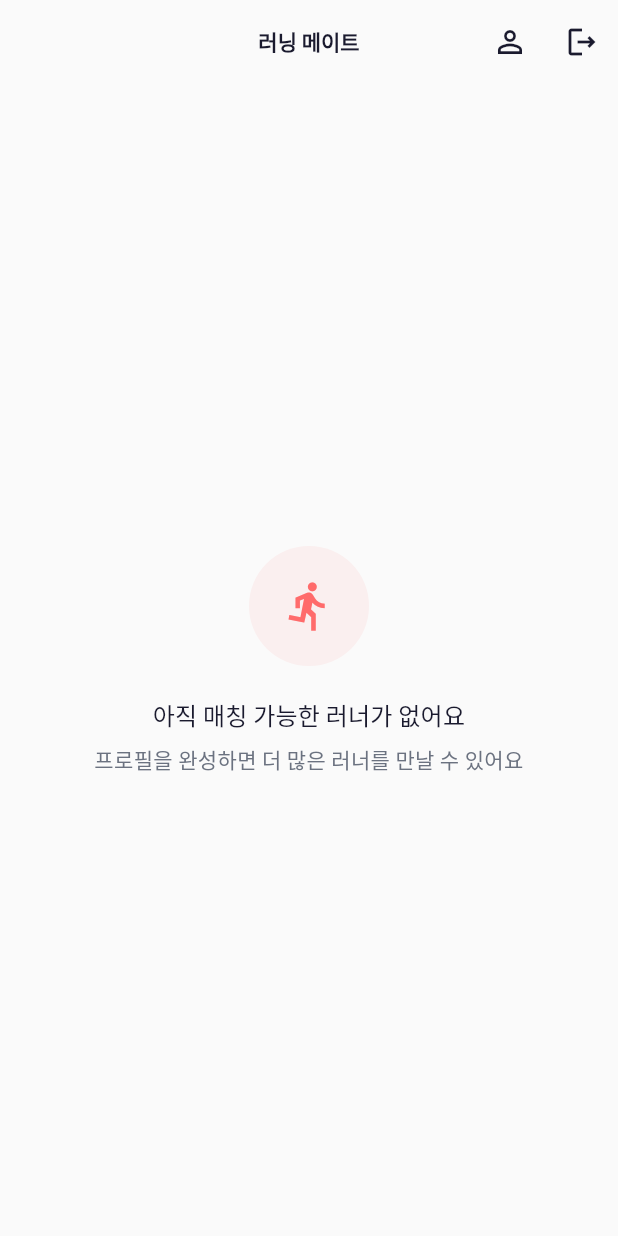
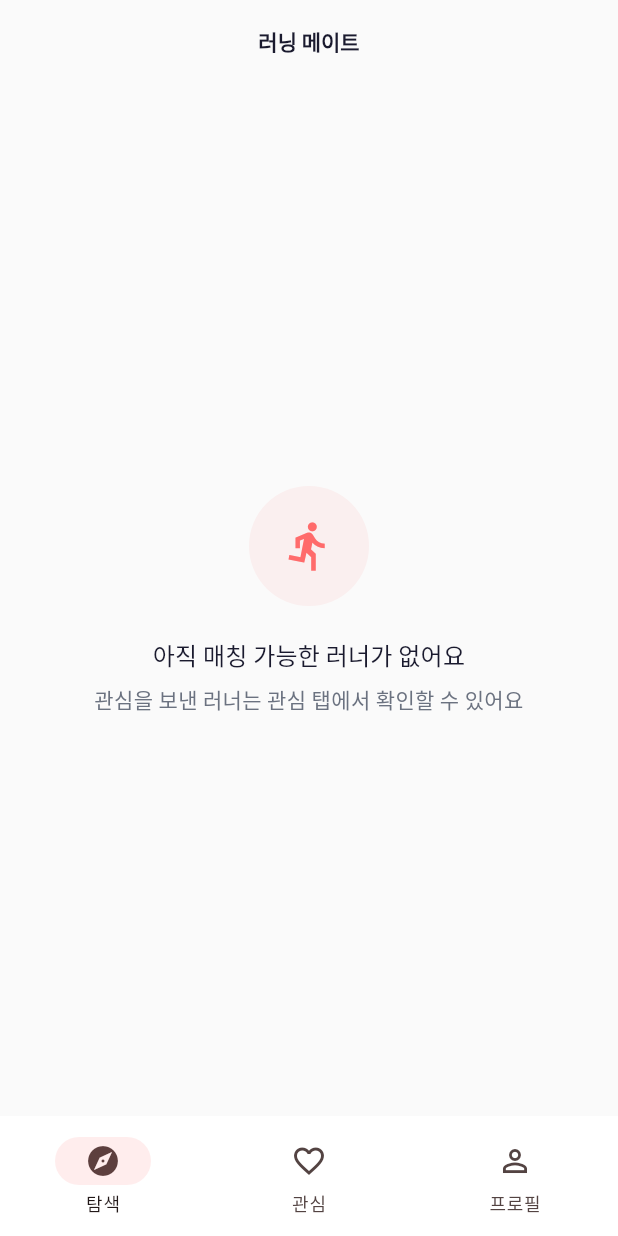
Before and after one commit to orangenova91/Runnig_Mate_530, a Flutter app: the screen it shows once a user with an empty profile is signed in, on a phone screen of 412 x 824 dp. Run offline on Flutter 3.47's test engine with Material 3 defaults, Android fonts, the phone set to English and light mode, and no system bars; our stand-ins replace cloud_firestore, firebase_auth, firebase_core, firebase_storage, google_fonts, image_picker; accounts and stored records are empty; network calls fail.

Commit message:
하단 네비게이션 3개 추가

```diff
--- /dev/null
+++ b/lib/models/likes_record.dart
@@ -0,0 +1,11 @@
+class LikesRecord {
+  const LikesRecord({
+    required this.liked,
+    required this.passed,
+  });
+
+  final List<String> liked;
+  final List<String> passed;
+
+  static const empty = LikesRecord(liked: [], passed: []);
+}
--- a/lib/pages/auth_gate.dart
+++ b/lib/pages/auth_gate.dart
@@ -4,8 +4,8 @@ import 'package:flutter/material.dart';
 
 import '../services/auth_service.dart';
 import '../theme/app_theme.dart';
-import 'discovery_page.dart';
 import 'login_page.dart';
+import 'main_shell.dart';
 import 'onboarding_page.dart';
 
 /// 로그인 상태 + 프로필 유무에 따라 초기 화면 분기
@@ -40,7 +40,7 @@ class AuthGate extends StatelessWidget {
 
             final hasProfile = profileSnap.data?.exists ?? false;
             return hasProfile
-                ? const DiscoveryPage()
+                ? const MainShell()
                 : const OnboardingPage();
           },
         );
--- a/lib/pages/discovery_page.dart
+++ b/lib/pages/discovery_page.dart
@@ -2,15 +2,39 @@ import 'package:firebase_auth/firebase_auth.dart';
 import 'package:flutter/material.dart';
 
 import '../models/user_profile.dart';
-import '../services/auth_service.dart';
 import '../services/user_service.dart';
 import '../theme/app_theme.dart';
 import '../widgets/empty_state.dart';
 import '../widgets/profile_card.dart';
-import 'my_profile_page.dart';
 
-class DiscoveryPage extends StatelessWidget {
+class DiscoveryPage extends StatefulWidget {
   const DiscoveryPage({super.key});
+
+  @override
+  State<DiscoveryPage> createState() => _DiscoveryPageState();
+}
+
+class _DiscoveryPageState extends State<DiscoveryPage> {
+  final _userService = UserService();
+  String? _actingOnUid;
+
+  Future<void> _like(String currentUid, String targetUid) async {
+    setState(() => _actingOnUid = targetUid);
+    try {
+      await _userService.likeUser(currentUid, targetUid);
+    } finally {
+      if (mounted) setState(() => _actingOnUid = null);
+    }
+  }
+
+  Future<void> _pass(String currentUid, String targetUid) async {
+    setState(() => _actingOnUid = targetUid);
+    try {
+      await _userService.passUser(currentUid, targetUid);
+    } finally {
+      if (mounted) setState(() => _actingOnUid = null);
+    }
+  }
 
   @override
   Widget build(BuildContext context) {
@@ -19,34 +43,11 @@ class DiscoveryPage extends StatelessWidget {
       return const Scaffold(body: Center(child: Text('로그인이 필요합니다.')));
     }
 
-    final userService = UserService();
-
     return Scaffold(
       backgroundColor: AppTheme.background,
-      appBar: AppBar(
-        title: const Text('러닝 메이트'),
-        actions: [
-          IconButton(
-            icon: const Icon(Icons.person_outline),
-            tooltip: '내 프로필',
-            onPressed: () => Navigator.of(context).push(
-              MaterialPageRoute(builder: (_) => const MyProfilePage()),
-            ),
-          ),
-          IconButton(
-            icon: const Icon(Icons.logout_outlined),
-            tooltip: '로그아웃',
-            onPressed: () async {
-              await AuthService().signOut();
-              if (!context.mounted) return;
-              // AuthGate가 로그아웃을 감지해 로그인 화면으로 전환합니다.
-              Navigator.of(context).popUntil((route) => route.isFirst);
-            },
-          ),
-        ],
-      ),
+      appBar: AppBar(title: const Text('러닝 메이트')),
       body: StreamBuilder<List<UserProfile>>(
-        stream: userService.watchDiscoverableUsers(uid),
+        stream: _userService.watchDiscoverableUsers(uid),
         builder: (context, snapshot) {
           if (snapshot.connectionState == ConnectionState.waiting) {
             return const Center(
@@ -58,14 +59,56 @@ class DiscoveryPage extends StatelessWidget {
             return const EmptyState(
               icon: Icons.directions_run_outlined,
               title: '아직 매칭 가능한 러너가 없어요',
-              subtitle: '프로필을 완성하면 더 많은 러너를 만날 수 있어요',
+              subtitle: '관심을 보낸 러너는 관심 탭에서 확인할 수 있어요',
             );
           }
           return ListView.separated(
             padding: const EdgeInsets.fromLTRB(20, 8, 20, 24),
             itemCount: users.length,
             separatorBuilder: (_, __) => const SizedBox(height: 16),
-            itemBuilder: (context, index) => ProfileCard(user: users[index]),
+            itemBuilder: (context, index) {
+              final user = users[index];
+              final isLoading = _actingOnUid == user.uid;
+
+              return Column(
+                children: [
+                  ProfileCard(user: user),
+                  const SizedBox(height: 12),
+                  Row(
+                    children: [
+                      Expanded(
+                        child: OutlinedButton(
+                          onPressed: isLoading
+                              ? null
+                              : () => _pass(uid, user.uid),
+                          child: const Text('패스'),
+                        ),
+                      ),
+                      const SizedBox(width: 12),
+                      Expanded(
+                        flex: 2,
+                        child: FilledButton.icon(
+                          onPressed: isLoading
+                              ? null
+                              : () => _like(uid, user.uid),
+                          icon: isLoading
+                              ? const SizedBox(
+                                  width: 16,
+                                  height: 16,
+                                  child: CircularProgressIndicator(
+                                    strokeWidth: 2,
+                                    color: Colors.white,
+                                  ),
+                                )
+                              : const Icon(Icons.favorite, size: 18),
+                          label: const Text('관심 있어요'),
+                        ),
+                      ),
+                    ],
+                  ),
+                ],
+              );
+            },
           );
         },
       ),
--- /dev/null
+++ b/lib/pages/main_shell.dart
@@ -0,0 +1,57 @@
+import 'package:flutter/material.dart';
+
+import '../theme/app_theme.dart';
+import 'discovery_page.dart';
+import 'likes_page.dart';
+import 'my_profile_page.dart';
+
+class MainShell extends StatefulWidget {
+  const MainShell({super.key});
+
+  @override
+  State<MainShell> createState() => _MainShellState();
+}
+
+class _MainShellState extends State<MainShell> {
+  int _currentIndex = 0;
+
+  static const _pages = [
+    DiscoveryPage(),
+    LikesPage(),
+    MyProfilePage(),
+  ];
+
+  @override
+  Widget build(BuildContext context) {
+    return Scaffold(
+      backgroundColor: AppTheme.background,
+      body: IndexedStack(
+        index: _currentIndex,
+        children: _pages,
+      ),
+      bottomNavigationBar: NavigationBar(
+        selectedIndex: _currentIndex,
+        onDestinationSelected: (index) => setState(() => _currentIndex = index),
+        backgroundColor: AppTheme.surface,
+        indicatorColor: AppTheme.primary.withValues(alpha: 0.12),
+        destinations: const [
+          NavigationDestination(
+            icon: Icon(Icons.explore_outlined),
+            selectedIcon: Icon(Icons.explore),
+            label: '탐색',
+          ),
+          NavigationDestination(
+            icon: Icon(Icons.favorite_outline),
+            selectedIcon: Icon(Icons.favorite),
+            label: '관심',
+          ),
+          NavigationDestination(
+            icon: Icon(Icons.person_outline),
+            selectedIcon: Icon(Icons.person),
+            label: '프로필',
+          ),
+        ],
+      ),
+    );
+  }
+}
```
Also changed, not shown: lib/pages/likes_page.dart (added, +53 -0 lines), lib/pages/my_profile_page.dart (+10 -0 lines), lib/services/user_service.dart (+50 -4 lines).
